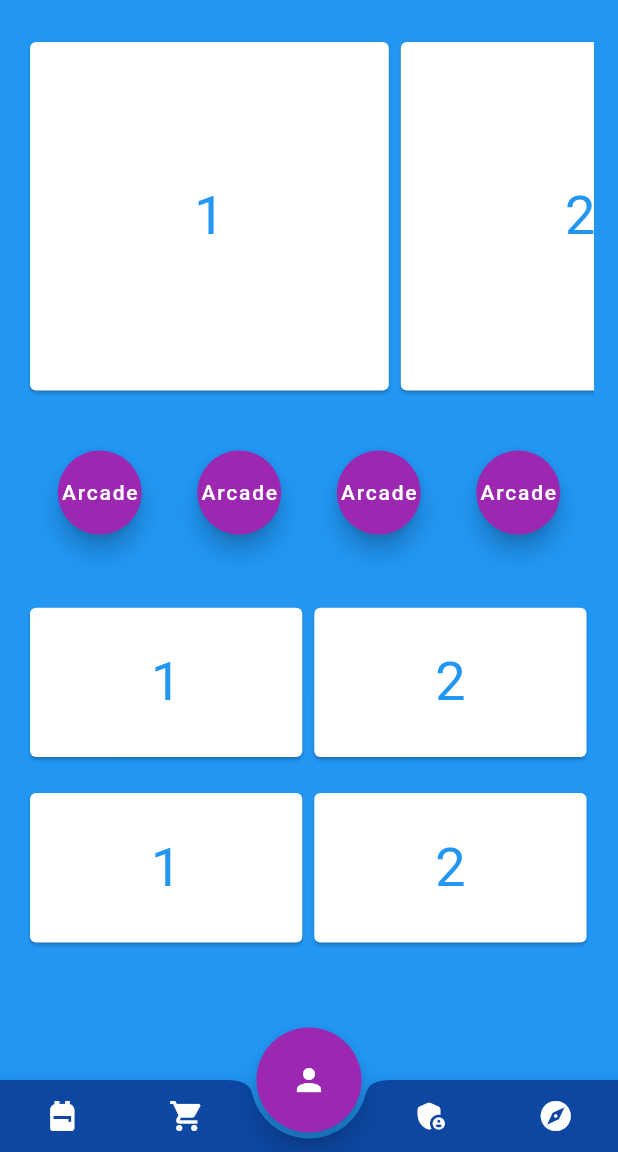
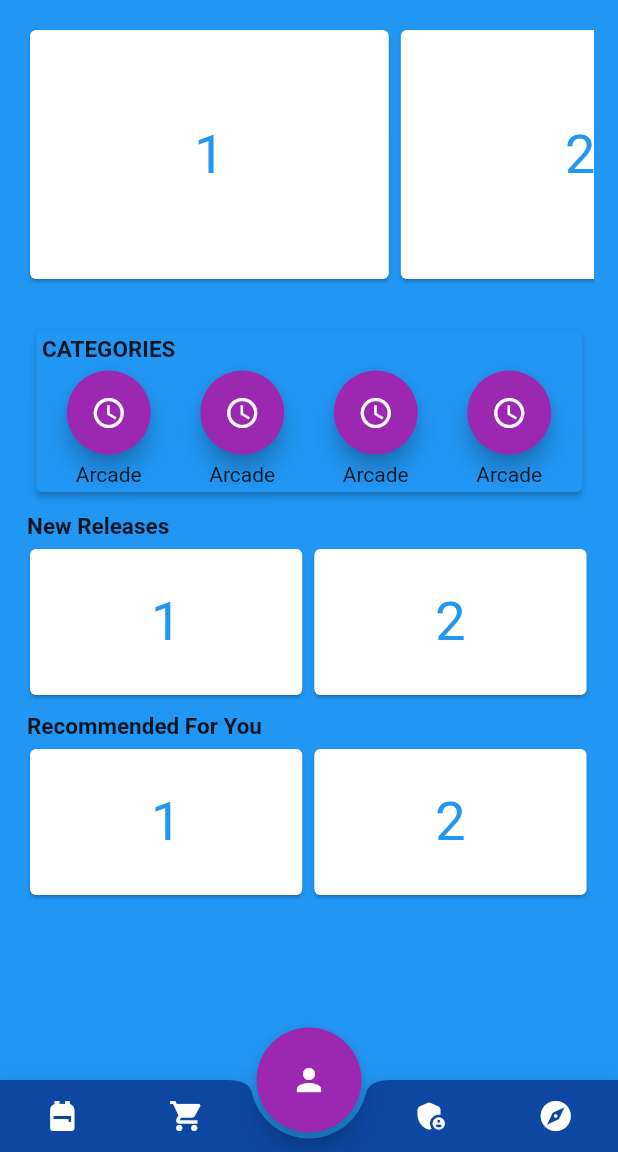
Before and after one commit to Chiragga24/gaming, a Flutter app: the screen it shows after launch, on a phone screen of 412 x 824 dp, the part 84-1236 px from its top. Run offline on Flutter 3.47's test engine with Material 2 defaults, Android fonts, the phone set to English and light mode, and no system bars.

Commit message:
Updated main.dart

```diff
--- a/lib/main.dart
+++ b/lib/main.dart
@@ -121,8 +121,8 @@ class _MyHomePageState extends State<MyHomePage> {
           mainAxisAlignment: MainAxisAlignment.start,
           children: <Widget>[
             Container(
-              padding: EdgeInsets.symmetric(horizontal: 16.0, vertical: 24.0),
-              height: MediaQuery.of(context).size.height * 0.35,
+              padding: EdgeInsets.symmetric(horizontal: 16.0, vertical: 16.0),
+              height: MediaQuery.of(context).size.height * 0.25,
               child: ListView.builder(
                   scrollDirection: Axis.horizontal,
                   itemCount: numbers.length,
@@ -144,39 +144,102 @@ class _MyHomePageState extends State<MyHomePage> {
                   }),
             ),
             Padding(
-              padding: const EdgeInsets.symmetric(horizontal: 20.0,vertical: 12.0),
-              child: Row(
+              padding: const EdgeInsets.symmetric(horizontal: 20.0,vertical: 10.0),
+              child: Card(
+                elevation: 2.0,
+                color: Colors.blue,
+                child: Padding(
+                  padding: const EdgeInsets.all(4.0),
+                  child: Column(
+                    mainAxisAlignment: MainAxisAlignment.center,
+                    children: [
+                      Row(
+                          mainAxisAlignment: MainAxisAlignment.start,
+                          children: [ Text("CATEGORIES", style: TextStyle(fontWeight: FontWeight.bold, fontSize: 15, ),)]),
+                      SizedBox(
+                        height: 5.0,
+                      ),
+                      Row(
                         mainAxisAlignment: MainAxisAlignment.spaceAround,
+                        children: [
+
+                          Column(
+                              mainAxisAlignment: MainAxisAlignment.center,
                               children: [
                                 new FloatingActionButton(
                                   backgroundColor: Colors.purple,
                                   onPressed: () {},
-                    child: Text("Arcade"),
+                                  child: Icon(Icons.access_time),
                                 ),
+                                SizedBox(
+                                  height: 5,
+                                ),
+                                Text("Arcade")
+                              ]
+                          ),
+                          Column(
+                              mainAxisAlignment: MainAxisAlignment.center,
+                              children: [
                                 new FloatingActionButton(
                                   backgroundColor: Colors.purple,
                                   onPressed: () {},
-                    child: Text("Arcade"),
+                                  child: Icon(Icons.access_time),
                                 ),
+                                SizedBox(
+                                  height: 5,
+                                ),
+                                Text("Arcade")
+                              ]
+                          ),
+                          Column(
+                              mainAxisAlignment: MainAxisAlignment.center,
+                              children: [
                                 new FloatingActionButton(
                                   backgroundColor: Colors.purple,
                                   onPressed: () {},
-                    child: Text("Arcade"),
+                                  child: Icon(Icons.access_time),
                                 ),
+                                SizedBox(
+                                  height: 5,
+                                ),
+                                Text("Arcade")
+                              ]
+                          ),
+                          Column(
+                              mainAxisAlignment: MainAxisAlignment.center,
+                              children: [
                                 new FloatingActionButton(
                                   backgroundColor: Colors.purple,
                                   onPressed: () {},
-                    child: Text("Arcade"),
+                                  child: Icon(Icons.access_time),
+                                ),
+                                SizedBox(
+                                  height: 5,
+                                ),
+                                Text("Arcade")
+                              ]
                           ),
                         ],
                       ),
+                    ]
                   ),
-            SizedBox(
-              height: MediaQuery.of(context).size.height * 0.03,
+                ),
+              ),
+            ),
+
+            Column(
+              children: [
+                Padding(
+                  padding: const EdgeInsets.symmetric(horizontal: 18.0),
+                  child: Row(
+                    mainAxisAlignment: MainAxisAlignment.start,
+                  children: [
+                    Text("New Releases", style: TextStyle(fontWeight: FontWeight.bold, fontSize: 15),)
+                  ],),
                 ),
                 Container(
-              padding: EdgeInsets.symmetric(horizontal: 16.0, vertical: 8.0),
-              height: MediaQuery.of(context).size.height * 0.15,
+                  padding: EdgeInsets.fromLTRB(16, 2, 16, 8),
+                  height: MediaQuery.of(context).size.height * 0.14,
                   child: ListView.builder(
                       scrollDirection: Axis.horizontal,
                       itemCount: numbers.length,
@@ -197,9 +260,22 @@ class _MyHomePageState extends State<MyHomePage> {
                         );
                       }),
                 ),
+              ]
+            ),
+
+            Column(
+                children: [
+                  Padding(
+                    padding: const EdgeInsets.symmetric(horizontal: 18.0),
+                    child: Row(
+                      mainAxisAlignment: MainAxisAlignment.start,
+                      children: [
+                        Text("Recommended For You", style: TextStyle(fontWeight: FontWeight.bold, fontSize: 15),)
+                      ],),
+                  ),
                   Container(
-              padding: EdgeInsets.symmetric(horizontal: 16.0, vertical: 8.0),
-              height: MediaQuery.of(context).size.height * 0.15,
+                    padding: EdgeInsets.fromLTRB(16, 2, 16, 8),
+                    height: MediaQuery.of(context).size.height * 0.14,
                     child: ListView.builder(
                         scrollDirection: Axis.horizontal,
                         itemCount: numbers.length,
@@ -220,6 +296,8 @@ class _MyHomePageState extends State<MyHomePage> {
                           );
                         }),
                   ),
+                ]
+            ),
           ],
         ),
       ), // This trailing comma makes auto-formatting nicer for build methods.
```
Lines whose indentation alone changed are shown as unchanged.
